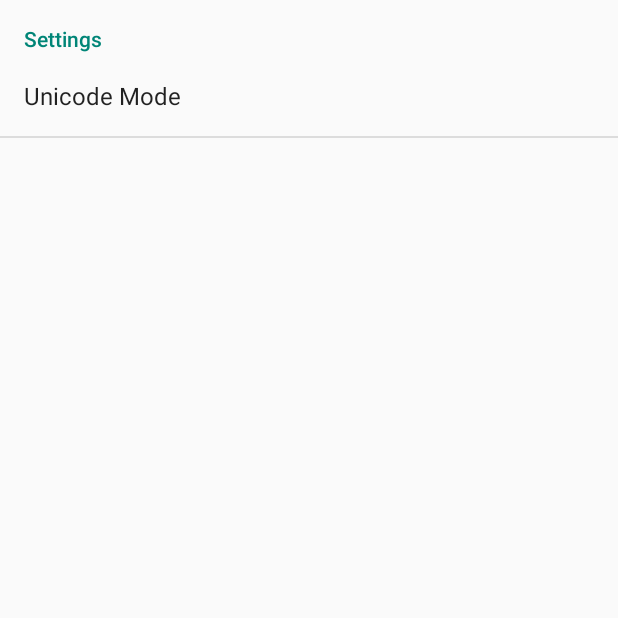
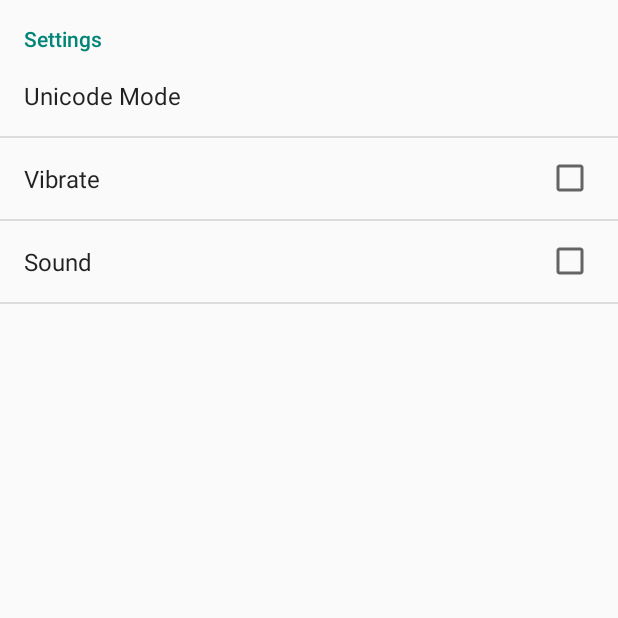
Before and after one commit to jeremymarch/HopliteKB-Android, an Android app: the screen it shows after launch (HKSettings), after a tap on "SETTINGS", on a phone screen of 412 x 824 dp, the top half of it. Run offline under Robolectric (Android 15) with nearby library versions, the phone set to English and light mode, and no system bars; Roboto replaces fonts that are not available here; 2 statements that could not run were skipped.

Commit message:
add click and vibrate preferences. still need to add listener to update on change

```diff
--- a/app/src/main/AndroidManifest.xml
+++ b/app/src/main/AndroidManifest.xml
@@ -4,6 +4,7 @@
     android:versionCode="25"
     android:versionName="1.5">
 
+    <uses-permission android:name="android.permission.VIBRATE" />
     <application
         android:label="@string/app_name"
         android:icon="@mipmap/hoplitekblogo"
--- a/app/src/main/java/com/philolog/hoplitekeyboard/HKMainMenu.java
+++ b/app/src/main/java/com/philolog/hoplitekeyboard/HKMainMenu.java
@@ -23,11 +23,13 @@ package com.philolog.hoplitekeyboard;
 
 import android.app.Activity;
 import android.content.Intent;
+import android.content.SharedPreferences;
 import android.graphics.Typeface;
 import android.inputmethodservice.Keyboard;
 import android.os.Bundle;
 import androidx.appcompat.app.AppCompatActivity;
 
+import android.preference.PreferenceManager;
 import android.view.MotionEvent;
 import android.view.View;
 import android.view.WindowManager;
@@ -61,6 +63,11 @@ public class HKMainMenu extends AppCompatActivity {
 
         Keyboard mKeyboard= new Keyboard(this,R.xml.hoplitekeyboard);
         mKeyboardView = (HopliteKeyboardView)findViewById(R.id.keyboardview);
+
+        SharedPreferences sharedPref = PreferenceManager.getDefaultSharedPreferences(this);
+        mKeyboardView.soundOn = sharedPref.getBoolean("SoundOn", false);
+        mKeyboardView.vibrateOn = sharedPref.getBoolean("VibrateOn", false);
+
         mKeyboardView.setKeyboard( mKeyboard );
         mKeyboardView.setPreviewEnabled(false); // do not show the preview balloons
 
--- a/app/src/main/java/com/philolog/hoplitekeyboard/HopliteKeyboardView.java
+++ b/app/src/main/java/com/philolog/hoplitekeyboard/HopliteKeyboardView.java
@@ -45,7 +45,8 @@ public class HopliteKeyboardView extends KeyboardView {
 
     public boolean mMFPressed = false;
     public boolean caps = false;
-
+    public boolean soundOn = false;
+    public boolean vibrateOn = false;
     int keyTextColor = 0;
     int keyTextColorDown = 0;
     int diacriticTextColor = 0;
--- a/app/src/main/res/xml/settings.xml
+++ b/app/src/main/res/xml/settings.xml
@@ -10,7 +10,14 @@
             android:entries="@array/unicodemodeentries"
             android:entryValues="@array/unicodemodevalues"
             android:defaultValue="0"/>
-
+        <CheckBoxPreference
+            android:key="VibrateOn"
+            android:title="Vibrate"
+            android:defaultValue="false" />
+        <CheckBoxPreference
+            android:key="SoundOn"
+            android:title="Sound"
+            android:defaultValue="false" />
 </PreferenceCategory>
 
 </PreferenceScreen>
```
Also changed, not shown: app/src/main/java/com/philolog/hoplitekeyboard/HKLocalOnKeyboardActionListener.java (+56 -0 lines), app/src/main/java/com/philolog/hoplitekeyboard/HKTestAppMainActivity.java (+8 -0 lines), app/src/main/java/com/philolog/hoplitekeyboard/HopliteKeyboard.java (+39 -2 lines).
